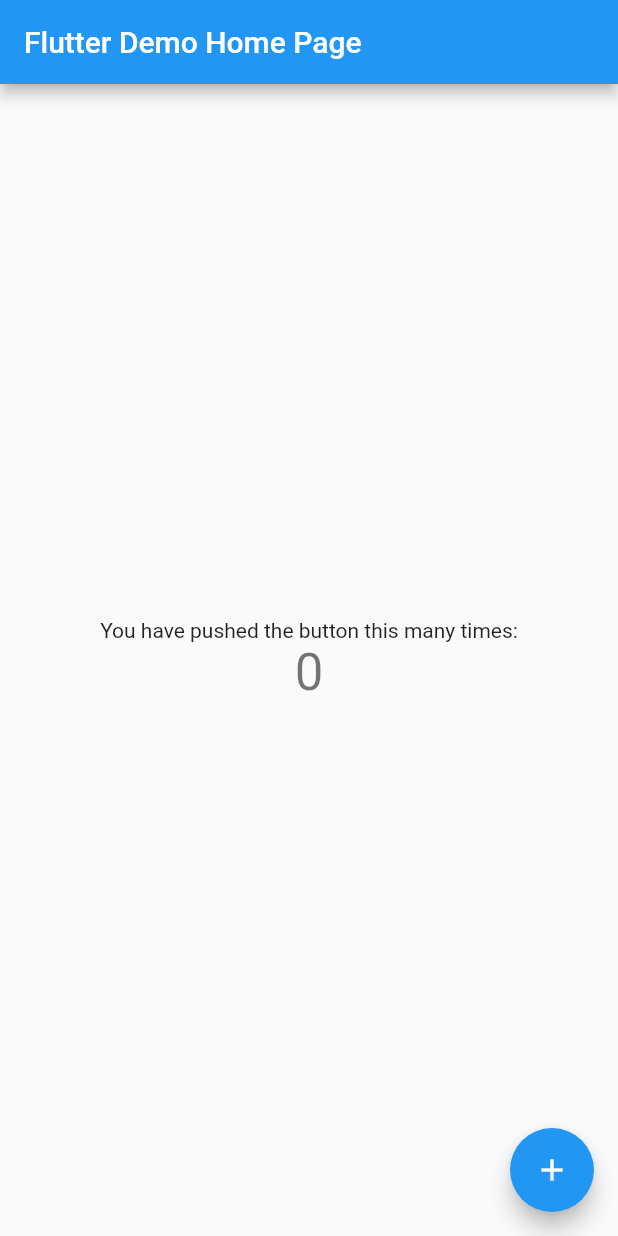
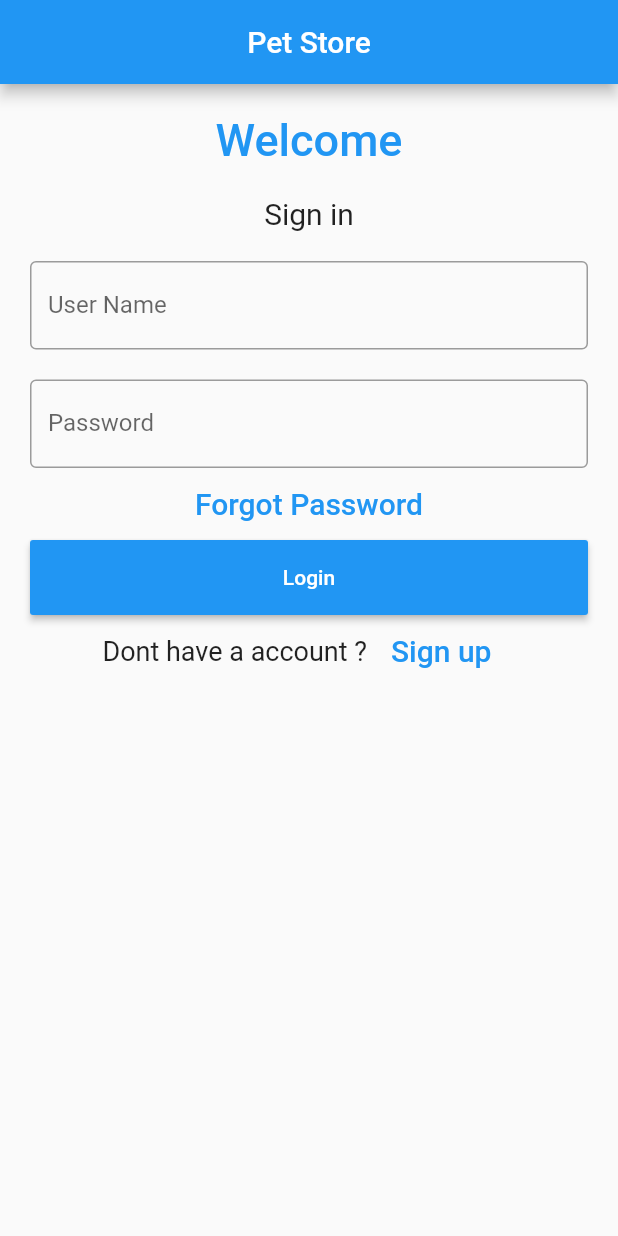
Before and after one commit to sachinv26/pet_store, a Flutter app: the screen it shows after launch, on a phone screen of 412 x 824 dp. Run offline on Flutter 3.47's test engine with Material 2 defaults, Android fonts, the phone set to English and light mode, and no system bars.

Commit message:
login page done

```diff
--- a/lib/main.dart
+++ b/lib/main.dart
@@ -1,115 +1,131 @@
 import 'package:flutter/material.dart';
 
 void main() {
-  runApp(const MyApp());
+  runApp(MaterialApp(
+    home: loginpage(),
+  ));
 }
 
-class MyApp extends StatelessWidget {
-  const MyApp({Key? key}) : super(key: key);
+class loginpage extends StatefulWidget {
+  @override
+  _loginpagestate createState() => _loginpagestate();
+}
+class MySecondPage extends StatefulWidget {
+@override
+_MySecondPageState createState() => _MySecondPageState();
+}
 
-  // This widget is the root of your application.
+
+class _loginpagestate extends State<loginpage> {
+  TextEditingController nameController = TextEditingController();
+  TextEditingController passwordController = TextEditingController();
+
   @override
   Widget build(BuildContext context) {
-    return MaterialApp(
-      title: 'Flutter Demo',
-      theme: ThemeData(
-        // This is the theme of your application.
-        //
-        // Try running your application with "flutter run". You'll see the
-        // application has a blue toolbar. Then, without quitting the app, try
-        // changing the primarySwatch below to Colors.green and then invoke
-        // "hot reload" (press "r" in the console where you ran "flutter run",
-        // or simply save your changes to "hot reload" in a Flutter IDE).
-        // Notice that the counter didn't reset back to zero; the application
-        // is not restarted.
-        primarySwatch: Colors.blue,
+    return Scaffold(
+        appBar: AppBar(
+          title: Center(child: Text('Pet Store')),
+        ),
+        body: Padding(
+            padding: EdgeInsets.all(10),
+            child: ListView(
+              children: <Widget>[
+                Container(
+                    alignment: Alignment.center,
+                    padding: EdgeInsets.all(10),
+                    child: Text(
+                      'Welcome',
+                      style: TextStyle(
+                          color: Colors.blue,
+                          fontWeight: FontWeight.w500,
+                          fontSize: 30),
+                    )),
+                Container(
+                    alignment: Alignment.center,
+                    padding: EdgeInsets.all(10),
+                    child: Text(
+                      'Sign in',
+                      style: TextStyle(fontSize: 20),
+                    )),
+                Container(
+                  padding: EdgeInsets.all(10),
+                  child: TextField(
+                    controller: nameController,
+                    decoration: InputDecoration(
+                      border: OutlineInputBorder(),
+                      labelText: 'User Name',
+                    ),
+                  ),
+                ),
+                Container(
+                  padding: EdgeInsets.fromLTRB(10, 10, 10, 0),
+                  child: TextField(
+                    obscureText: true,
+                    controller: passwordController,
+                    decoration: InputDecoration(
+                      border: OutlineInputBorder(),
+                      labelText: 'Password',
+                    ),
+                  ),
+                ),
+                FlatButton(
+                  onPressed: (){
+                    //forgot password screen
+                  },
+                  textColor: Colors.blue,
+                  child: Text('Forgot Password',style: TextStyle(fontSize: 20),),
+                ),
+                Container(
+                    height: 50,
+                    padding: EdgeInsets.fromLTRB(10, 0, 10, 0),
+                    child: RaisedButton(
+                      textColor: Colors.white,
+                      color: Colors.blue,
+                      child: Text('Login'),
+                      onPressed: () {
+                        Navigator.push(
+                            context,
+                            MaterialPageRoute(builder: (context) => MySecondPage()),
+                        );
+                      },
+                    )),
+                Container(
+                    child: Row(
+                      children: <Widget>[
+                        Text('Dont have a account ?',style: TextStyle(fontSize: 18),),
+                        FlatButton(
+                          textColor: Colors.blue,
+                          child: Text(
+                            'Sign up',
+                            style: TextStyle(fontSize: 20),
+                          ),
+                          onPressed: () {
+                            //signup screen
+                          },
+                        )
+                      ],
+                      mainAxisAlignment: MainAxisAlignment.center,
+                    ))
+              ],
+            )));
+  }
+}
+
+class _MySecondPageState extends State<MySecondPage> {
+  @override
+  Widget build(BuildContext context) {
+    return Scaffold(
+      appBar: AppBar(
+        title: Text('Second Screen'),
       ),
-      home: const MyHomePage(title: 'Flutter Demo Home Page'),
+      body: Center(
+        child: RaisedButton(
+          child: Text('Go back to Home Screen'),
+          onPressed: () {
+            Navigator.pop(context);
+          },
+        ),
+      ),
     );
   }
 }
-
-class MyHomePage extends StatefulWidget {
-  const MyHomePage({Key? key, required this.title}) : super(key: key);
-
-  // This widget is the home page of your application. It is stateful, meaning
-  // that it has a State object (defined below) that contains fields that affect
-  // how it looks.
-
-  // This class is the configuration for the state. It holds the values (in this
-  // case the title) provided by the parent (in this case the App widget) and
-  // used by the build method of the State. Fields in a Widget subclass are
-  // always marked "final".
-
-  final String title;
-
-  @override
-  State<MyHomePage> createState() => _MyHomePageState();
-}
-
-class _MyHomePageState extends State<MyHomePage> {
-  int _counter = 0;
-
-  void _incrementCounter() {
-    setState(() {
-      // This call to setState tells the Flutter framework that something has
-      // changed in this State, which causes it to rerun the build method below
-      // so that the display can reflect the updated values. If we changed
-      // _counter without calling setState(), then the build method would not be
-      // called again, and so nothing would appear to happen.
-      _counter++;
-    });
-  }
-
-  @override
-  Widget build(BuildContext context) {
-    // This method is rerun every time setState is called, for instance as done
-    // by the _incrementCounter method above.
-    //
-    // The Flutter framework has been optimized to make rerunning build methods
-    // fast, so that you can just rebuild anything that needs updating rather
-    // than having to individually change instances of widgets.
-    return Scaffold(
-      appBar: AppBar(
-        // Here we take the value from the MyHomePage object that was created by
-        // the App.build method, and use it to set our appbar title.
-        title: Text(widget.title),
-      ),
-      body: Center(
-        // Center is a layout widget. It takes a single child and positions it
-        // in the middle of the parent.
-        child: Column(
-          // Column is also a layout widget. It takes a list of children and
-          // arranges them vertically. By default, it sizes itself to fit its
-          // children horizontally, and tries to be as tall as its parent.
-          //
-          // Invoke "debug painting" (press "p" in the console, choose the
-          // "Toggle Debug Paint" action from the Flutter Inspector in Android
-          // Studio, or the "Toggle Debug Paint" command in Visual Studio Code)
-          // to see the wireframe for each widget.
-          //
-          // Column has various properties to control how it sizes itself and
-          // how it positions its children. Here we use mainAxisAlignment to
-          // center the children vertically; the main axis here is the vertical
-          // axis because Columns are vertical (the cross axis would be
-          // horizontal).
-          mainAxisAlignment: MainAxisAlignment.center,
-          children: <Widget>[
-            const Text(
-              'You have pushed the button this many times:',
-            ),
-            Text(
-              '$_counter',
-              style: Theme.of(context).textTheme.headline4,
-            ),
-          ],
-        ),
-      ),
-      floatingActionButton: FloatingActionButton(
-        onPressed: _incrementCounter,
-        tooltip: 'Increment',
-        child: const Icon(Icons.add),
-      ), // This trailing comma makes auto-formatting nicer for build methods.
-    );
-  }
-}
```
Also changed, not shown: 1 other file.
